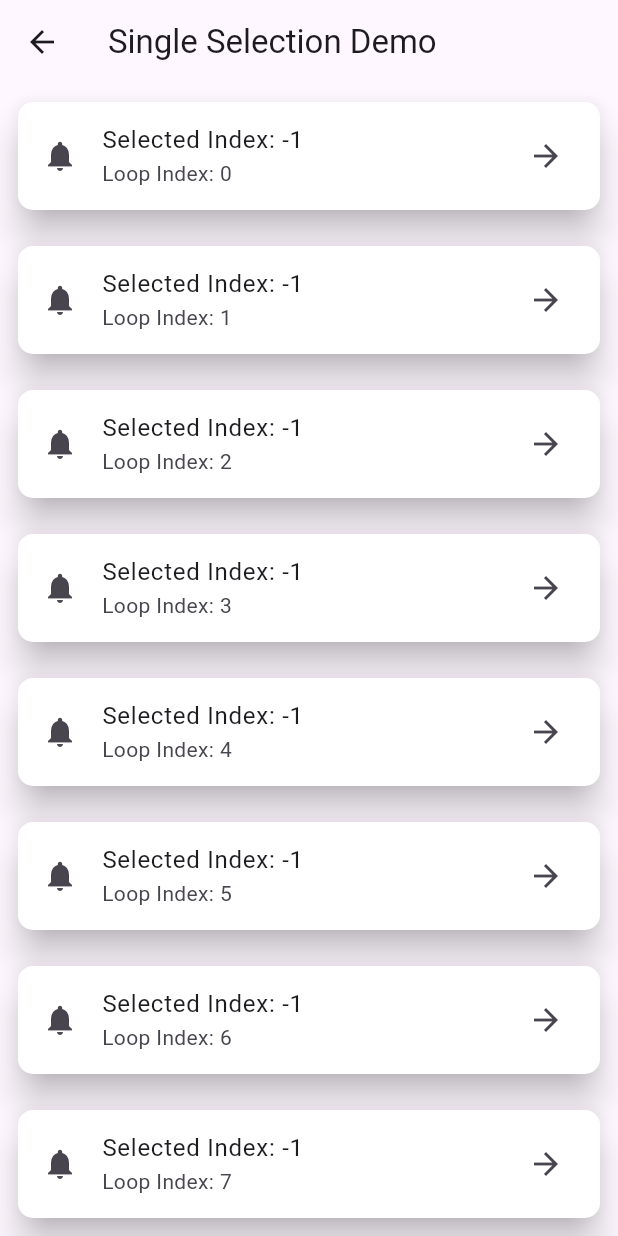
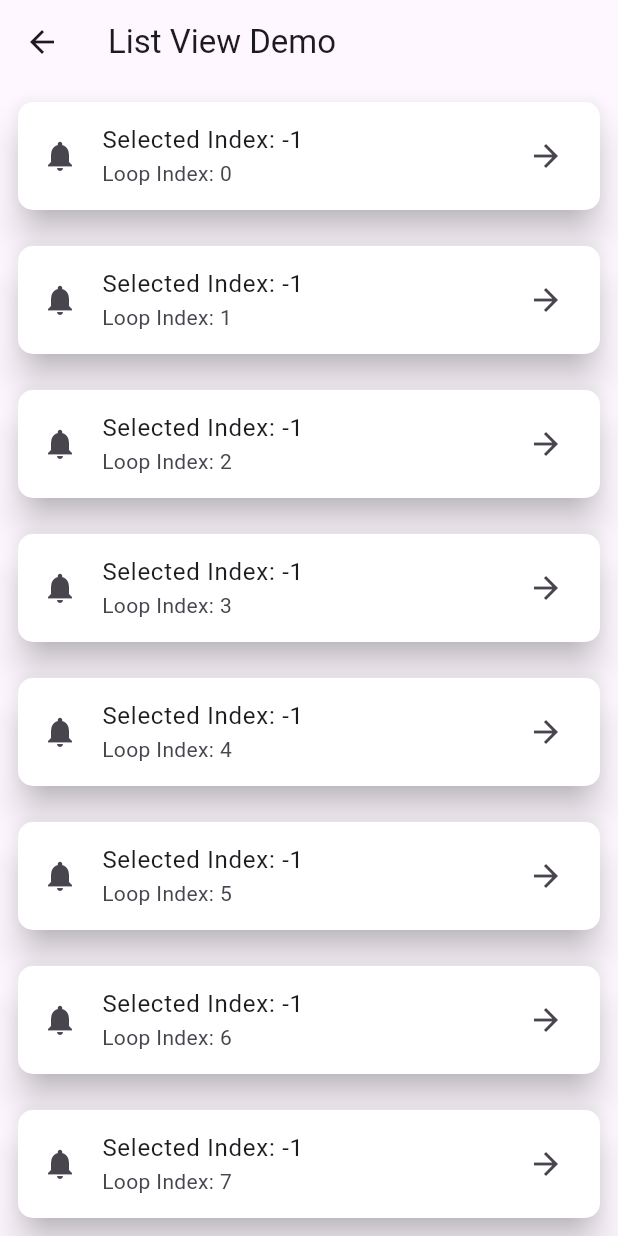
Before and after one commit to MuhammadAliKust/Wasia-App, a Flutter app: the SingleSelectionDemo screen opened directly, on a phone screen of 412 x 824 dp. Run offline on Flutter 3.47's test engine with Material 3 defaults, Android fonts, the phone set to English and light mode, and no system bars; our stand-ins replace string_validator.

```diff
--- a/lib/multiple_selection.dart
+++ b/lib/multiple_selection.dart
@@ -32,7 +32,6 @@ class _MultipleSelectionDemoState extends State<MultipleSelectionDemo> {
                   } else {
                     selectedIndex.add(i);
                   }
-
                   setState(() {});
                 },
                 leading: Icon(Icons.notifications),
--- a/lib/single_selection.dart
+++ b/lib/single_selection.dart
@@ -1,19 +1,19 @@
 import 'package:flutter/material.dart';
 
 class SingleSelectionDemo extends StatefulWidget {
-  SingleSelectionDemo({super.key});
+   SingleSelectionDemo({super.key});
 
   @override
   State<SingleSelectionDemo> createState() => _SingleSelectionDemoState();
 }
 
 class _SingleSelectionDemoState extends State<SingleSelectionDemo> {
-  int selectedIndex = -1;
+   int selectedIndex = -1;
 
   @override
   Widget build(BuildContext context) {
     return Scaffold(
-      appBar: AppBar(title: Text("Single Selection Demo")),
+      appBar: AppBar(title: Text("List View Demo")),
       body: ListView.builder(
         itemCount: 10,
         itemBuilder: (context, i) {
@@ -26,9 +26,11 @@ class _SingleSelectionDemoState extends State<SingleSelectionDemo> {
                 borderRadius: BorderRadius.circular(10),
               ),
               child: ListTile(
-                onTap: () {
+                onTap: (){
                   selectedIndex = i;
-                  setState(() {});
+                  setState(() {
+
+                  });
                 },
                 leading: Icon(Icons.notifications),
                 title: Text("Selected Index: $selectedIndex"),
```
